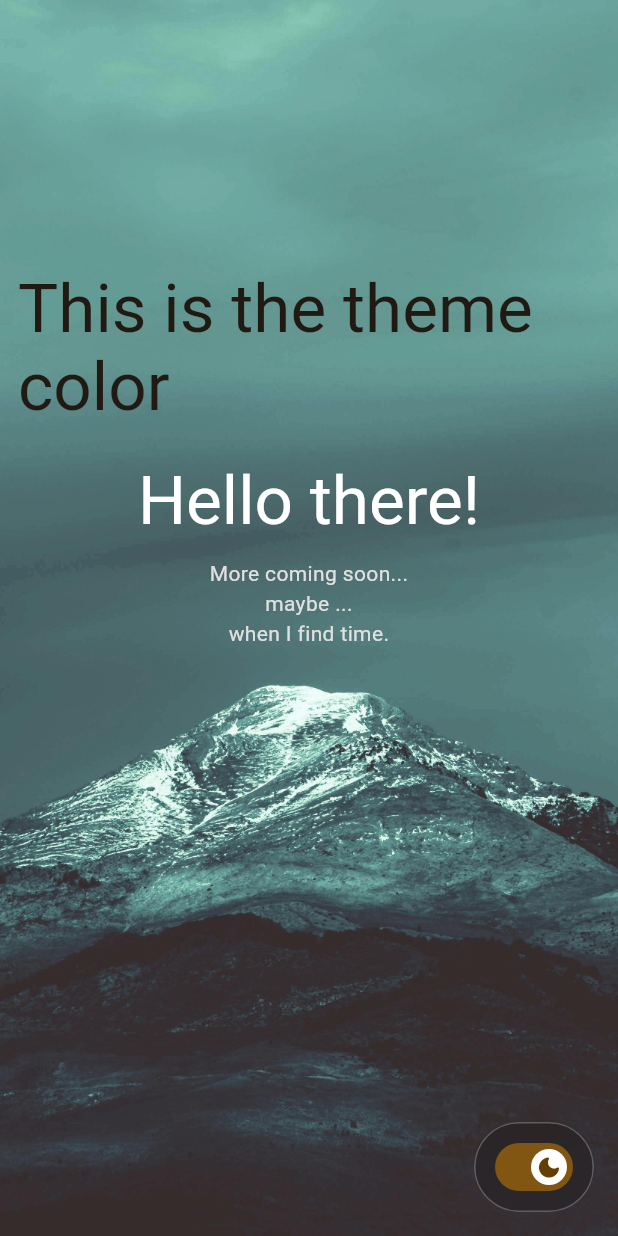
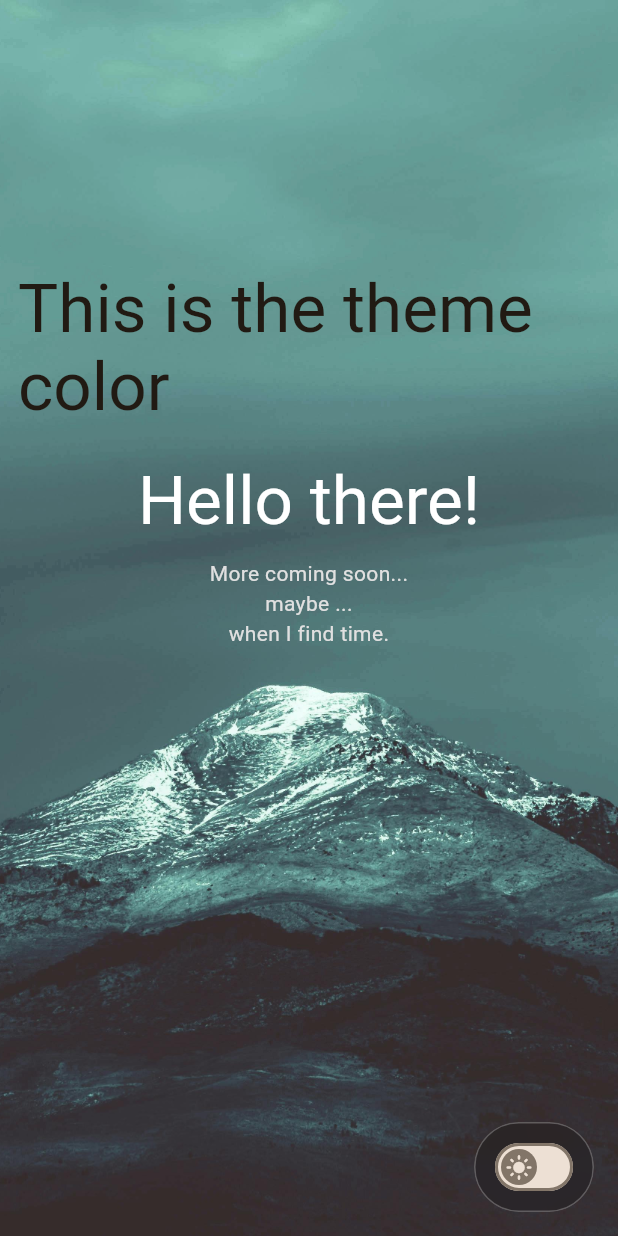
Before and after one commit to sekael/limitless, a Flutter app: the screen it shows after launch, on a phone screen of 412 x 824 dp. Run offline on Flutter 3.47's test engine with Material 3 defaults, Android fonts, the light colour scheme and no system bars.

Commit message:
feat: make theme provider and switch work on iOS and web

```diff
--- a/lib/components/theme_toggle.dart
+++ b/lib/components/theme_toggle.dart
@@ -9,9 +9,7 @@ class ThemeToggle extends StatelessWidget {
 
   @override
   Widget build(BuildContext context) {
-    final provider = context.watch<ThemeProvider>();
-    final isDark = provider.isDark;
-    final isLight = !isDark;
+    final isDarkNow = Theme.of(context).brightness == Brightness.dark;
 
     return SafeArea(
       minimum: const EdgeInsets.only(right: 16, bottom: 16),
@@ -31,11 +29,13 @@ class ThemeToggle extends StatelessWidget {
                 vertical: 6,
               ),
               child: Switch(
-                value: isLight,
-                onChanged: (_) => context.read<ThemeProvider>().toggle(),
+                value: isDarkNow,
+                onChanged: (m) => context.read<ThemeProvider>().setMode(
+                  m ? ThemeMode.dark : ThemeMode.light,
+                ),
                 thumbIcon: WidgetStateProperty.resolveWith(
                   (_) => Icon(
-                    isLight
+                    isDarkNow
                         ? Icons.dark_mode_rounded
                         : Icons.light_mode_rounded,
                     size: 18,
--- a/lib/theme/theme.dart
+++ b/lib/theme/theme.dart
@@ -18,7 +18,7 @@ final ColorScheme lightScheme = ColorScheme.fromSeed(
 
 final ColorScheme darkScheme = ColorScheme.fromSeed(
   brightness: Brightness.dark,
-  seedColor: const Color.fromARGB(255, 184, 126, 41),
+  seedColor: const Color.fromARGB(255, 41, 41, 184),
 );
 
 ThemeData themeFrom(ColorScheme scheme) {
```
Also changed, not shown: lib/theme/theme_provider.dart (+6 -4 lines).
